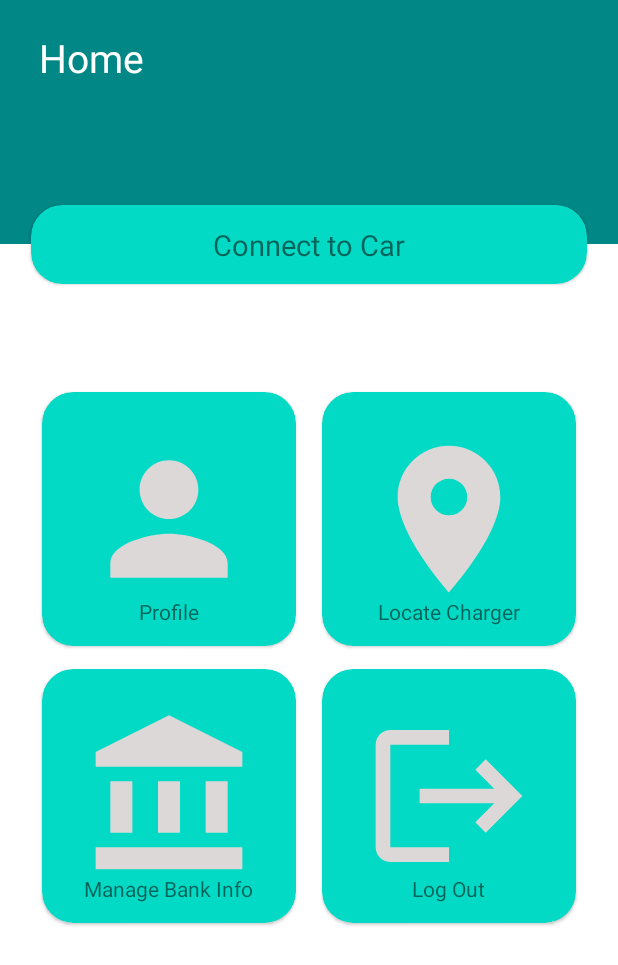
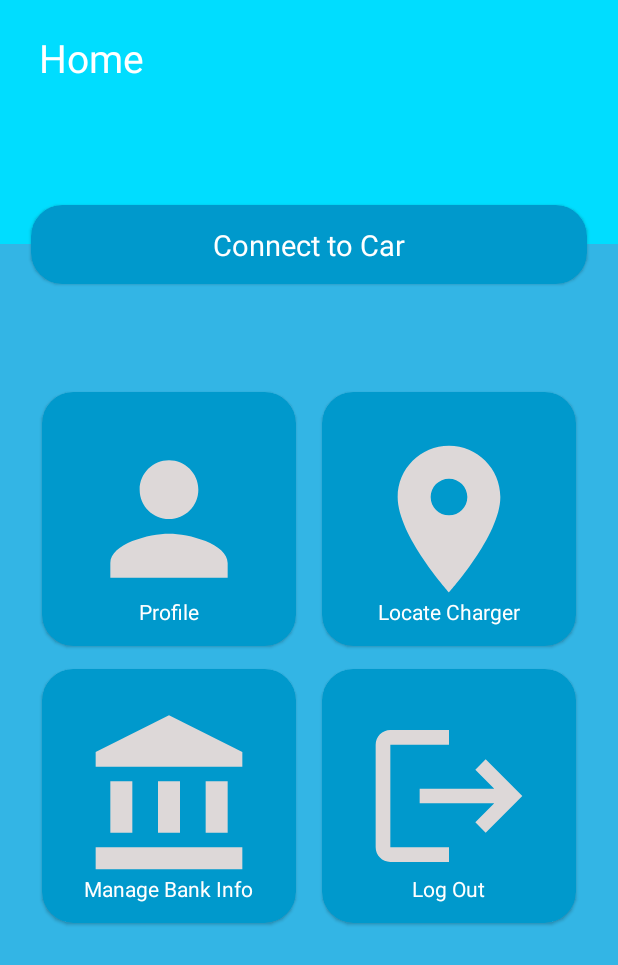
Before and after one commit to capstoneGM/gmApp, an Android app: the screen it shows after launch once a user with an empty profile is signed in (MainMenu), on a phone screen of 412 x 824 dp. Shown: the top 965 px of the screen. Run offline under Robolectric (Android 15) with nearby library versions, the phone set to English and light mode, and no system bars; our stand-ins replace Firebase (no records; nobody signed in at launch, a user with empty details on screens opened directly), sdp/ssp sizes; libraries missing offline, so code that uses them is left out: com.smartcar.sdk; 2 statements that could not run were skipped.

Commit message:
Updated Main Menu Look

```diff
--- a/GMev/app/src/main/res/layout/activity_main_menu.xml
+++ b/GMev/app/src/main/res/layout/activity_main_menu.xml
@@ -4,14 +4,14 @@
     xmlns:tools="http://schemas.android.com/tools"
     android:layout_width="match_parent"
     android:layout_height="match_parent"
-    android:background="@color/secondary_bg"
+    android:background="@android:color/holo_blue_light"
     tools:context=".MainMenu">
 
     <View
         android:id="@+id/viewHeaderBackground"
         android:layout_width="match_parent"
         android:layout_height="@dimen/_125sdp"
-        android:background="@color/teal_700"
+        android:background="@android:color/holo_blue_bright"
         app:layout_constraintTop_toTopOf="parent" />
 
 
@@ -35,7 +35,7 @@
         android:layout_marginEnd="@dimen/_16sdp"
         android:clickable="true"
         app:cardElevation="@dimen/_1sdp"
-        app:cardBackgroundColor="@color/teal_200"
+        app:cardBackgroundColor="@android:color/holo_blue_dark"
         app:cardCornerRadius="@dimen/_16sdp"
         app:layout_constraintBottom_toBottomOf="@id/viewHeaderBackground"
         app:layout_constraintTop_toBottomOf="@id/viewHeaderBackground">
@@ -46,7 +46,8 @@
             android:layout_gravity="center_horizontal"
             android:layout_margin="@dimen/_10sdp"
             android:textSize="@dimen/_15sdp"
-            android:text="Connect to Car" />
+            android:text="Connect to Car"
+            android:textColor="@color/secondary_bg"/>
     </com.google.android.material.card.MaterialCardView>
 
     <com.google.android.material.card.MaterialCardView
@@ -57,7 +58,7 @@
         android:layout_marginEnd="@dimen/_16sdp"
         android:visibility="invisible"
         app:cardElevation="@dimen/_1sdp"
-        app:cardBackgroundColor="@color/teal_200"
+        app:cardBackgroundColor="@android:color/holo_blue_dark"
         app:cardCornerRadius="@dimen/_16sdp"
         app:layout_constraintBottom_toBottomOf="@id/viewHeaderBackground"
         app:layout_constraintTop_toBottomOf="@id/viewHeaderBackground">
@@ -143,7 +144,7 @@
         android:layout_marginTop="@dimen/_12sdp"
         android:layout_marginEnd="@dimen/_4sdp"
         android:clickable="true"
-        app:cardBackgroundColor="@color/teal_200"
+        app:cardBackgroundColor="@android:color/holo_blue_dark"
         app:cardCornerRadius="@dimen/_16sdp"
         app:cardElevation="@dimen/_1sdp"
         app:layout_constraintEnd_toStartOf="@id/charger_card"
@@ -163,7 +164,8 @@
             android:layout_gravity="bottom|center_horizontal"
             android:layout_marginTop="@dimen/_20sdp"
             android:layout_marginBottom="@dimen/_10sdp"
-            android:text="Profile" />
+            android:text="Profile"
+            android:textColor="@color/secondary_bg"/>
 
     </com.google.android.material.card.MaterialCardView>
 
@@ -175,7 +177,7 @@
         android:layout_marginTop="@dimen/_12sdp"
         android:layout_marginEnd="@dimen/_16sdp"
         android:clickable="true"
-        app:cardBackgroundColor="@color/teal_200"
+        app:cardBackgroundColor="@android:color/holo_blue_dark"
         app:cardCornerRadius="@dimen/_16sdp"
         app:cardElevation="@dimen/_1sdp"
         app:layout_constraintEnd_toEndOf="parent"
@@ -195,7 +197,8 @@
             android:layout_gravity="bottom|center_horizontal"
             android:layout_marginTop="@dimen/_20sdp"
             android:layout_marginBottom="@dimen/_10sdp"
-            android:text="Locate Charger" />
+            android:text="Locate Charger"
+            android:textColor="@color/secondary_bg"/>
 
     </com.google.android.material.card.MaterialCardView>
 
@@ -208,7 +211,7 @@
         android:layout_marginStart="@dimen/_16sdp"
         android:layout_marginEnd="@dimen/_4sdp"
         app:cardElevation="@dimen/_1sdp"
-        app:cardBackgroundColor="@color/teal_200"
+        app:cardBackgroundColor="@android:color/holo_blue_dark"
         app:cardCornerRadius="@dimen/_16sdp"
         app:layout_constraintTop_toBottomOf="@id/profile_card"
         app:layout_constraintEnd_toStartOf="@id/logout_card"
@@ -227,7 +230,8 @@
             android:text="Manage Bank Info"
             android:layout_gravity="bottom|center_horizontal"
             android:layout_marginTop="@dimen/_20sdp"
-            android:layout_marginBottom="@dimen/_10sdp"/>
+            android:layout_marginBottom="@dimen/_10sdp"
+            android:textColor="@color/secondary_bg"/>
 
     </com.google.android.material.card.MaterialCardView>
 
@@ -240,7 +244,7 @@
         android:layout_marginStart="@dimen/_4sdp"
         android:layout_marginEnd="@dimen/_16sdp"
         app:cardElevation="@dimen/_1sdp"
-        app:cardBackgroundColor="@color/teal_200"
+        app:cardBackgroundColor="@android:color/holo_blue_dark"
         app:cardCornerRadius="@dimen/_16sdp"
         app:layout_constraintTop_toBottomOf="@id/charger_card"
         app:layout_constraintStart_toEndOf="@id/bank_card"
@@ -259,7 +263,8 @@
             android:text="Log Out"
             android:layout_gravity="bottom|center_horizontal"
             android:layout_marginTop="@dimen/_20sdp"
-            android:layout_marginBottom="@dimen/_10sdp"/>
+            android:layout_marginBottom="@dimen/_10sdp"
+            android:textColor="@color/secondary_bg"/>
 
     </com.google.android.material.card.MaterialCardView>
 
```
Also changed, not shown: GMev/app/src/main/java/com/example/gmev/MainMenu.java (+1 -14 lines).
